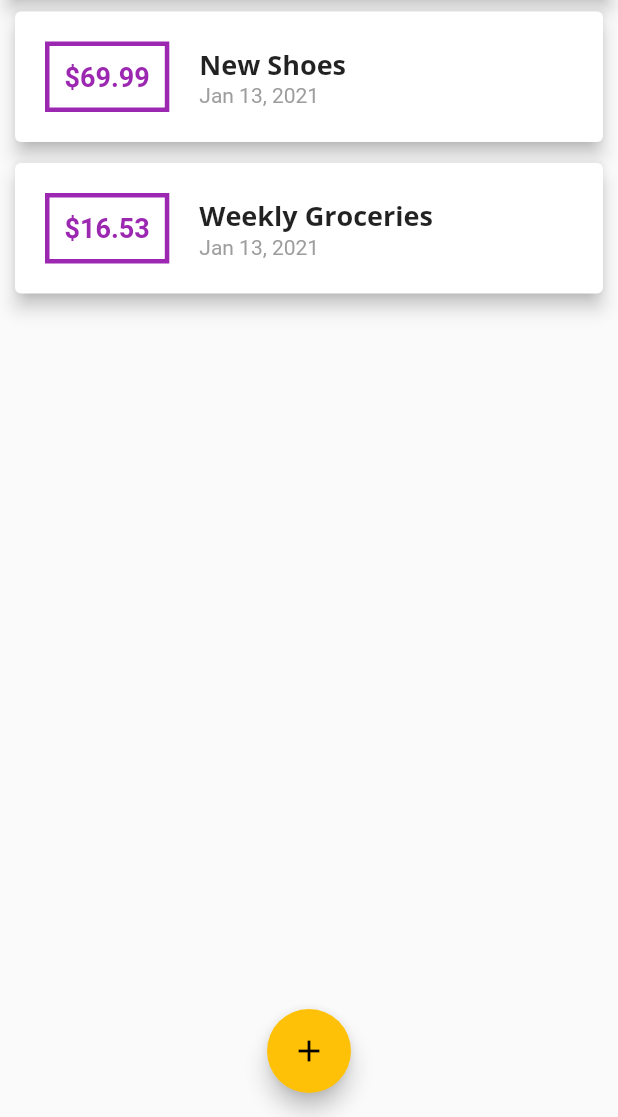
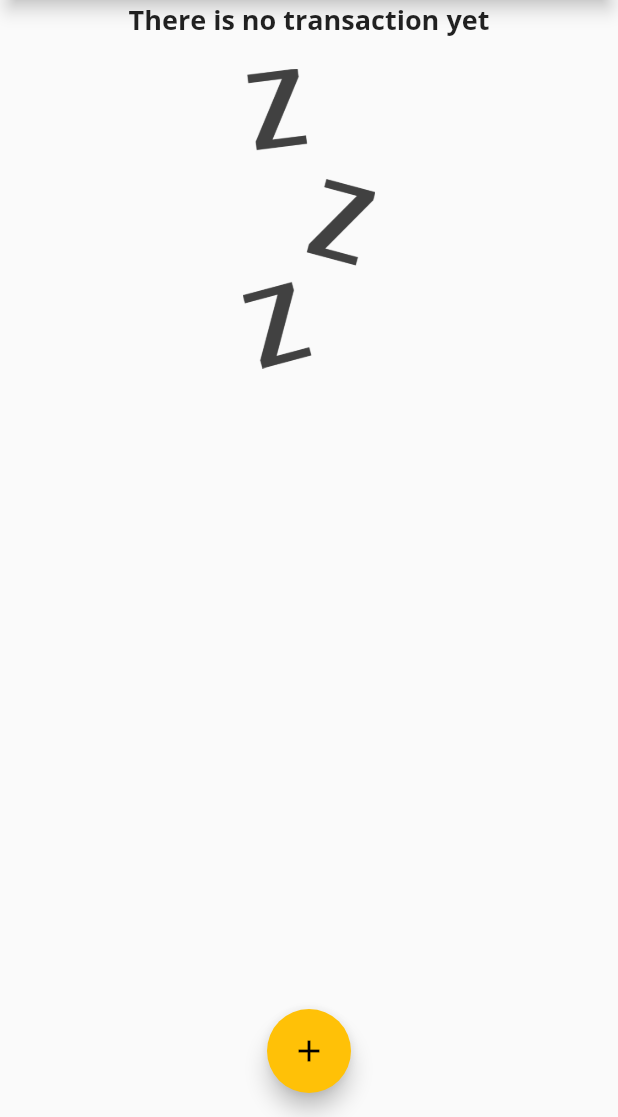
Before and after one commit to SeolJaeHyeok/personal_expense, a Flutter app: the screen it shows after launch, on a phone screen of 412 x 824 dp, the part 119-1236 px from its top. Run offline on Flutter 3.47's test engine with Material 2 defaults, Android fonts, the phone set to English and light mode, and no system bars; Roboto replaces fonts that are missing (Open Sans).

Commit message:
조건문을 달아 Transaction이 아무 것도 없을때 문구 및 Image 추가

```diff
--- a/lib/main.dart
+++ b/lib/main.dart
@@ -24,7 +24,7 @@ class MyApp extends StatelessWidget {
                 fontSize: 18)),
         appBarTheme: AppBarTheme(
           textTheme: ThemeData.light().textTheme.copyWith(
-                title: TextStyle(
+                headline6: TextStyle(
                     fontFamily: 'OpenSans',
                     fontSize: 20,
                     fontWeight: FontWeight.bold),
@@ -47,18 +47,18 @@ class MyHomePage extends StatefulWidget {
 
 class _MyHomePageState extends State<MyHomePage> {
   final List<Transaction> _userTransactions = [
-    Transaction(
-      id: 't1',
-      title: 'New Shoes',
-      amount: 69.99,
-      date: DateTime.now(),
-    ),
-    Transaction(
-      id: 't2',
-      title: 'Weekly Groceries',
-      amount: 16.53,
-      date: DateTime.now(),
-    ),
+    // Transaction(
+    //   id: 't1',
+    //   title: 'New Shoes',
+    //   amount: 69.99,
+    //   date: DateTime.now(),
+    // ),
+    // Transaction(
+    //   id: 't2',
+    //   title: 'Weekly Groceries',
+    //   amount: 16.53,
+    //   date: DateTime.now(),
+    // ),
   ];
 
   void _addNewtransaction(String txTitle, double txAmount) {
--- a/lib/widgets/transaction_list.dart
+++ b/lib/widgets/transaction_list.dart
@@ -12,7 +12,24 @@ class TransactionList extends StatelessWidget {
   Widget build(BuildContext context) {
     return Container(
       height: 300,
-      child: ListView.builder(
+      child: transactions.isEmpty
+          ? Column(
+              children: [
+                Text(
+                  'There is no transaction yet',
+                  style: Theme.of(context).textTheme.headline6,
+                ),
+                SizedBox(height: 20,),
+                Container(
+                  height: 200,
+                  child: Image.asset(
+                    'assets/images/waiting.png',
+                    fit: BoxFit.cover,
+                  ),
+                ),
+              ],
+            )
+          : ListView.builder(
               itemBuilder: (ctx, index) {
                 return Card(
                   child: Row(
@@ -42,7 +59,9 @@ class TransactionList extends StatelessWidget {
                             style: Theme.of(context).textTheme.headline6,
                           ),
                           Text(
-                      DateFormat().add_yMMMd().format(transactions[index].date),
+                            DateFormat()
+                                .add_yMMMd()
+                                .format(transactions[index].date),
                             style: TextStyle(
                               color: Colors.grey,
                               fontSize: 14,
--- a/pubspec.yaml
+++ b/pubspec.yaml
@@ -46,8 +46,8 @@ flutter:
   uses-material-design: true
 
   # To add assets to your application, add an assets section, like this:
-  # assets:
-  #   - images/a_dot_burr.jpeg
+  assets:
+     - assets/images/waiting.png
   #   - images/a_dot_ham.jpeg
 
   # An image asset can refer to one or more resolution-specific "variants", see
```
Also changed, not shown: assets/images/waiting.png (added). Lines whose indentation alone changed are shown as unchanged.
